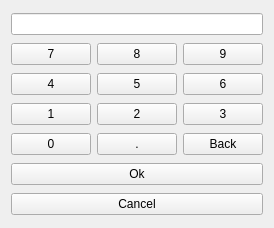
This is plugins/Commands/InputNumber/inputnumberwidget.ui in KDE/simon as Qt 5 draws it before an edit. The edited form follows.
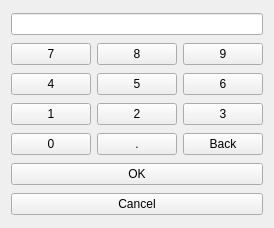
This is the edited form. Custom widgets are drawn as their Qt base class.

The edit to the form file:
```diff
--- a/plugins/Commands/InputNumber/inputnumberwidget.ui
+++ b/plugins/Commands/InputNumber/inputnumberwidget.ui
@@ -113,7 +113,7 @@
    <item row="5" column="0" colspan="3" >
     <widget class="KPushButton" name="pbOk" >
      <property name="text" >
-      <string>Ok</string>
+      <string>OK</string>
      </property>
     </widget>
    </item>
```
